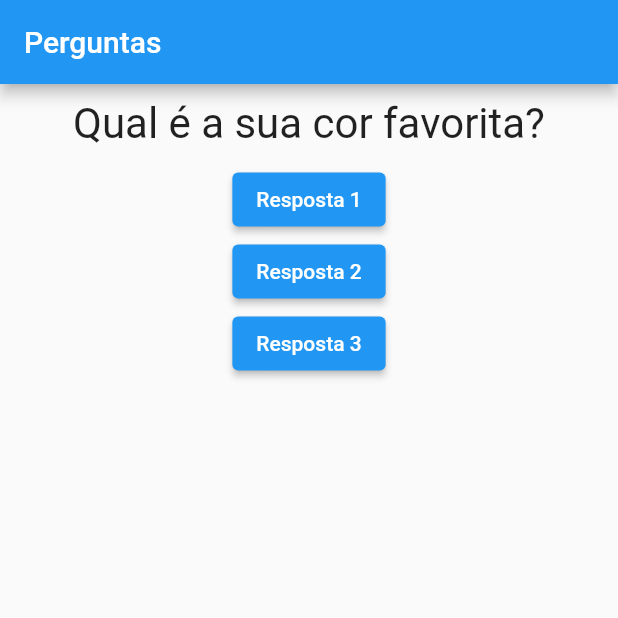
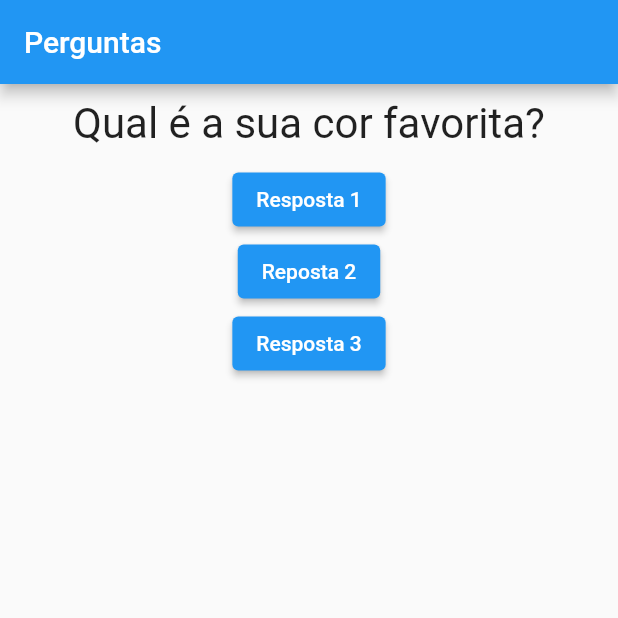
Before and after one commit to fvieir/flutter-projeto_perguntas_repostas, a Flutter app: the screen it shows after launch, on a phone screen of 412 x 824 dp, the top half of it. Run offline on Flutter 3.47's test engine with Material 2 defaults, Android fonts, the light colour scheme and no system bars.

Commit message:
Adicionando Widget resposta que recebe função callback no construtor da classe

```diff
--- a/lib/main.dart
+++ b/lib/main.dart
@@ -1,5 +1,6 @@
 import 'package:flutter/material.dart';
 import 'questao.dart';
+import './resposta.dart';
 
 void main() {
   runApp(const PerguntaApp());
@@ -30,18 +31,9 @@ class _StatePerguntaApp extends State<PerguntaApp> {
         body: Column(
           children: [
             Questao(perguntas[_perguntaRespondida]),
-            ElevatedButton(
-              onPressed: _responder,
-              child: const Text('Resposta 1'),
-            ),
-            ElevatedButton(
-              onPressed: _responder,
-              child: const Text('Resposta 2'),
-            ),
-            ElevatedButton(
-              onPressed: _responder,
-              child: const Text('Resposta 3'),
-            ),
+            Resposta('Resposta 1', _responder),
+            Resposta('Reposta 2', _responder),
+            Resposta('Resposta 3', _responder),
           ],
         ),
       ),
--- /dev/null
+++ b/lib/resposta.dart
@@ -0,0 +1,21 @@
+import 'package:flutter/material.dart';
+
+// ignore: must_be_immutable
+class Resposta extends StatelessWidget {
+  final String texto;
+  final void Function() quandoSelecionado;
+
+  const Resposta(this.texto, this.quandoSelecionado, {super.key});
+
+  @override
+  Widget build(BuildContext context) {
+    return ElevatedButton(
+      style: ElevatedButton.styleFrom(
+        backgroundColor: Colors.blue,
+        foregroundColor: Colors.white,
+      ),
+      onPressed: quandoSelecionado,
+      child: Text(texto),
+    );
+  }
+}
```
